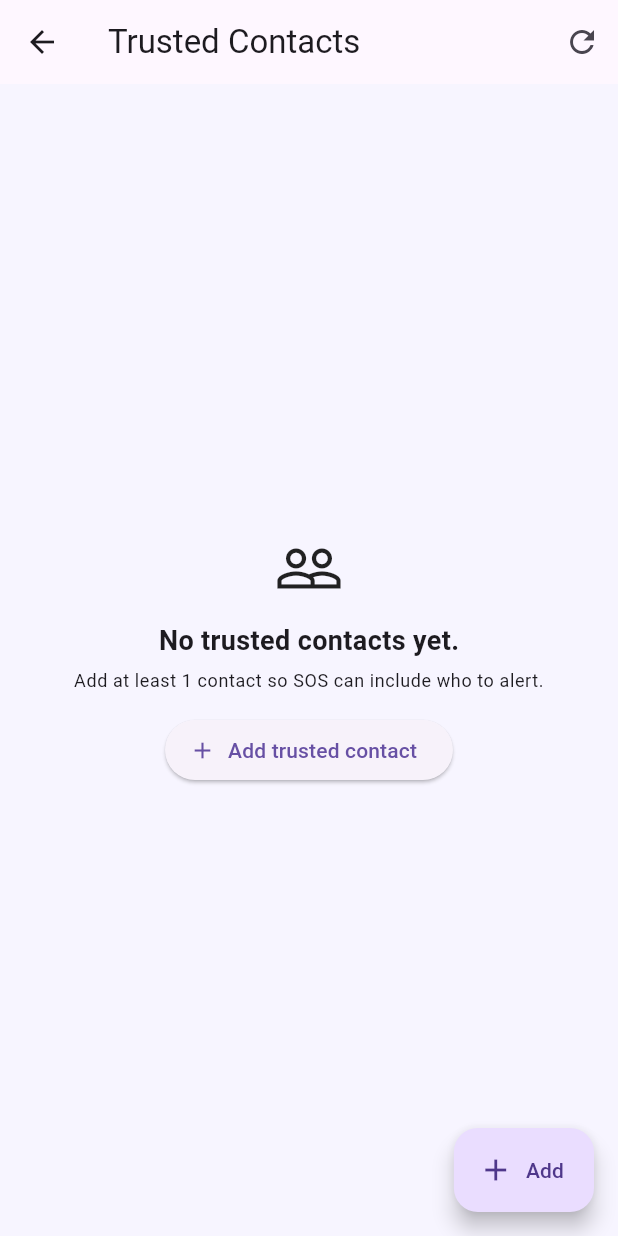
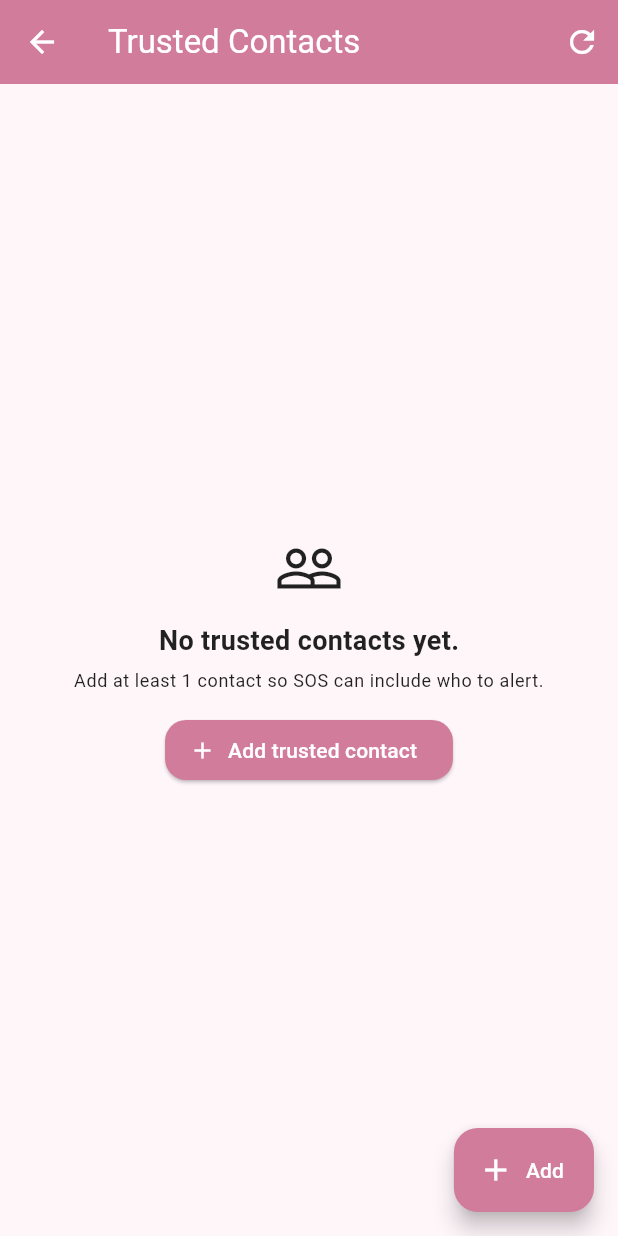
Before and after one commit to 2373987/astra-fyp, a Flutter app: the screen it shows after launch, item 5 of the bottom bar chosen, scrolled down 63 dp, after a tap on "Manage Trusted Contacts", on a phone screen of 412 x 824 dp. Run offline on Flutter 3.47's test engine with Material 3 defaults, Android fonts, the phone set to English and light mode, and no system bars; our stand-ins replace flutter_map, geolocator, latlong2, share_plus, shared_preferences.

Commit message:
Refactor UI and improved Astra home + emergency screens

```diff
--- a/mobile app/astra/lib/main.dart
+++ b/mobile app/astra/lib/main.dart
@@ -21,9 +21,46 @@ class AstraApp extends StatelessWidget {
       debugShowCheckedModeBanner: false,
       title: 'Astra',
       theme: ThemeData(
-        primaryColor: Colors.deepPurple,
-        scaffoldBackgroundColor: const Color(0xFFF7F5FF),
+  useMaterial3: true,
+
+  colorScheme: const ColorScheme(
+    brightness: Brightness.light,
+
+    primary: Color(0xFFD17C9A),      // dusty rose
+    onPrimary: Colors.white,
+
+    secondary: Color(0xFFB2456E),    // strong rose
+    onSecondary: Colors.white,
+
+    error: Color(0xFFB00020),
+    onError: Colors.white,
+
+    background: Color(0xFFFFF6FA),   // very light pink
+    onBackground: Colors.black87,
+
+    surface: Colors.white,
+    onSurface: Colors.black87,
+  ),
+
+  scaffoldBackgroundColor: const Color(0xFFFFF6FA),
+
+  appBarTheme: const AppBarTheme(
+    backgroundColor: Color(0xFFD17C9A),
+    foregroundColor: Colors.white,
+    elevation: 0,
+  ),
+
+  elevatedButtonTheme: ElevatedButtonThemeData(
+    style: ElevatedButton.styleFrom(
+      backgroundColor: const Color(0xFFD17C9A),
+      foregroundColor: Colors.white,
+      shape: RoundedRectangleBorder(
+        borderRadius: BorderRadius.circular(14),
       ),
+    ),
+  ),
+),
+
       home: const AstraHome(),
     );
   }
@@ -68,14 +105,14 @@ class _AstraHomeState extends State<AstraHome> {
     return Scaffold(
       appBar: AppBar(
         title: const Text('Astra'),
-        backgroundColor: Colors.deepPurple,
+        backgroundColor: Color.fromARGB(255, 219, 106, 149),
       ),
       body: _screens[_selectedIndex],
       bottomNavigationBar: BottomNavigationBar(
         currentIndex: _selectedIndex,
         onTap: _onItemTapped,
         type: BottomNavigationBarType.fixed,
-        selectedItemColor: Colors.deepPurple,
+        selectedItemColor: const Color(0xFFD17C9A),
         items: const [
           BottomNavigationBarItem(icon: Icon(Icons.home), label: 'Home'),
           BottomNavigationBarItem(icon: Icon(Icons.warning), label: 'SOS'),
@@ -88,21 +125,34 @@ class _AstraHomeState extends State<AstraHome> {
   }
 }
 
-/// Simple home screen with reassurance message
 class HomeScreen extends StatelessWidget {
   const HomeScreen({super.key});
 
   @override
   Widget build(BuildContext context) {
-    return const Center(
-      child: Text(
-        'You are safe.\nAstra is with you.',
-        textAlign: TextAlign.center,
-        style: TextStyle(fontSize: 22),
+    return Center(
+      child: Column(
+        mainAxisAlignment: MainAxisAlignment.center,
+        children: [
+          Image.asset(
+            'assets/images/astra_logo.png',
+            height: 180,
+          ),
+          const SizedBox(height: 24),
+          const Text(
+            'You are safe.\nAstra is with you.',
+            textAlign: TextAlign.center,
+            style: TextStyle(
+              fontSize: 20,
+              fontWeight: FontWeight.w500,
+            ),
+          ),
+        ],
       ),
     );
   }
 }
+
 
 /// AI Companion screen – connects to FastAPI backend
 class AiCompanionScreen extends StatefulWidget {
@@ -241,7 +291,7 @@ class _AiCompanionScreenState extends State<AiCompanionScreen> {
           // Send button
           ElevatedButton(
             onPressed: _loading ? null : _sendToAstra,
-            style: ElevatedButton.styleFrom(backgroundColor: Colors.deepPurple),
+            style: ElevatedButton.styleFrom(backgroundColor: Color(0xFFD17C9A)),
             child: const Text(
               "Send",
               style: TextStyle(color: Colors.white),
--- a/mobile app/astra/lib/screens/emergency_contacts_screen.dart
+++ b/mobile app/astra/lib/screens/emergency_contacts_screen.dart
@@ -100,7 +100,7 @@ class EmergencyContactsScreen extends StatelessWidget {
           SizedBox(
             width: double.infinity,
             child: ElevatedButton.icon(
-              style: ElevatedButton.styleFrom(backgroundColor: Colors.deepPurple),
+              style: ElevatedButton.styleFrom(backgroundColor: Color(0xFFB2456E)),
               onPressed: () {
                 Navigator.push(
                   context,
--- a/mobile app/astra/lib/screens/sos_screen.dart
+++ b/mobile app/astra/lib/screens/sos_screen.dart
@@ -153,7 +153,7 @@ class _SosScreenState extends State<SosScreen> {
             const Icon(
               Icons.warning_amber_rounded,
               size: 70,
-              color: Colors.deepPurple,
+              color: Color(0xFFB2456E),
             ),
             const SizedBox(height: 16),
             const Text(
@@ -173,7 +173,7 @@ class _SosScreenState extends State<SosScreen> {
               width: double.infinity,
               padding: const EdgeInsets.all(14),
               decoration: BoxDecoration(
-                color: Colors.deepPurple.withOpacity(0.06),
+                color: Color(0xFFB2456E).withOpacity(0.06),
                 borderRadius: BorderRadius.circular(14),
                 border: Border.all(color: Colors.black12),
               ),
@@ -195,7 +195,7 @@ class _SosScreenState extends State<SosScreen> {
               height: 60,
               child: ElevatedButton(
                 style: ElevatedButton.styleFrom(
-                  backgroundColor: Colors.deepPurple,
+                 backgroundColor: const Color(0xFFB2456E),
                   shape: RoundedRectangleBorder(
                     borderRadius: BorderRadius.circular(14),
                   ),
```
